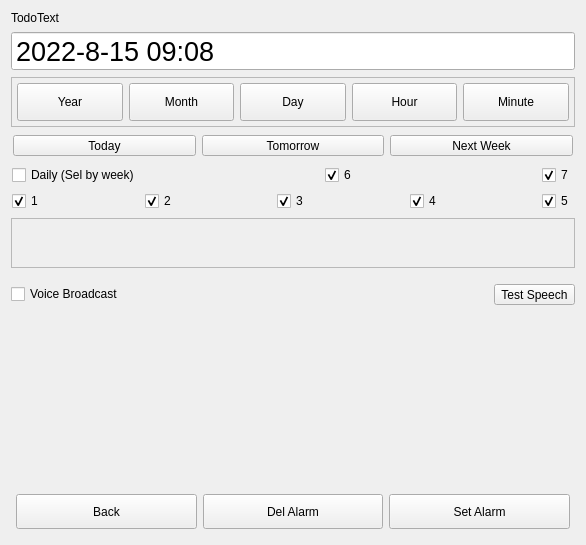
This is src/Todo/TodoAlarm.ui in ic005k/Knot-Legacy as Qt 5 draws it before an edit. The edited form follows.
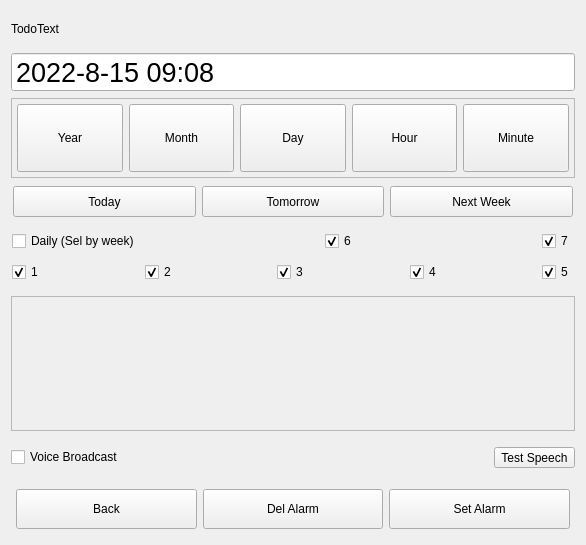
This is the edited form.

Commit message: todo alarm ui

Diff of the .ui file:
```diff
--- a/src/Todo/TodoAlarm.ui
+++ b/src/Todo/TodoAlarm.ui
@@ -516,19 +516,6 @@
      </item>
     </layout>
    </item>
-   <item>
-    <spacer name="verticalSpacer">
-     <property name="orientation">
-      <enum>Qt::Vertical</enum>
-     </property>
-     <property name="sizeHint" stdset="0">
-      <size>
-       <width>20</width>
-       <height>40</height>
-      </size>
-     </property>
-    </spacer>
-   </item>
    <item>
     <widget class="QFrame" name="frameFun">
      <property name="maximumSize">
```
The commit also changes 19 other files.
